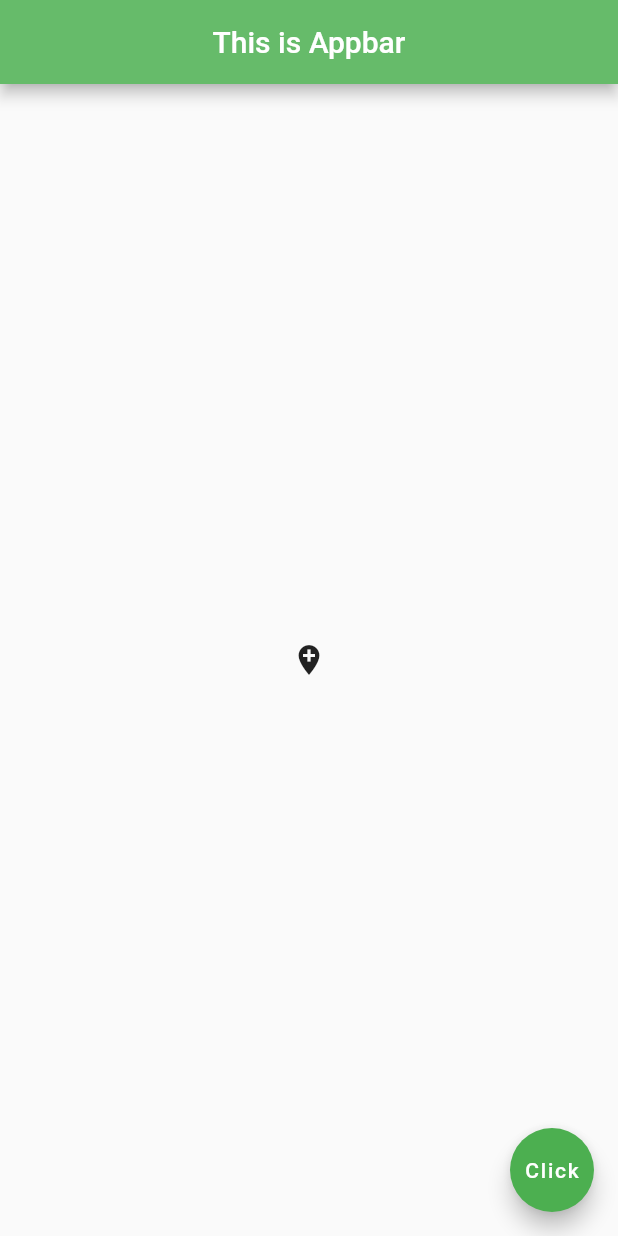
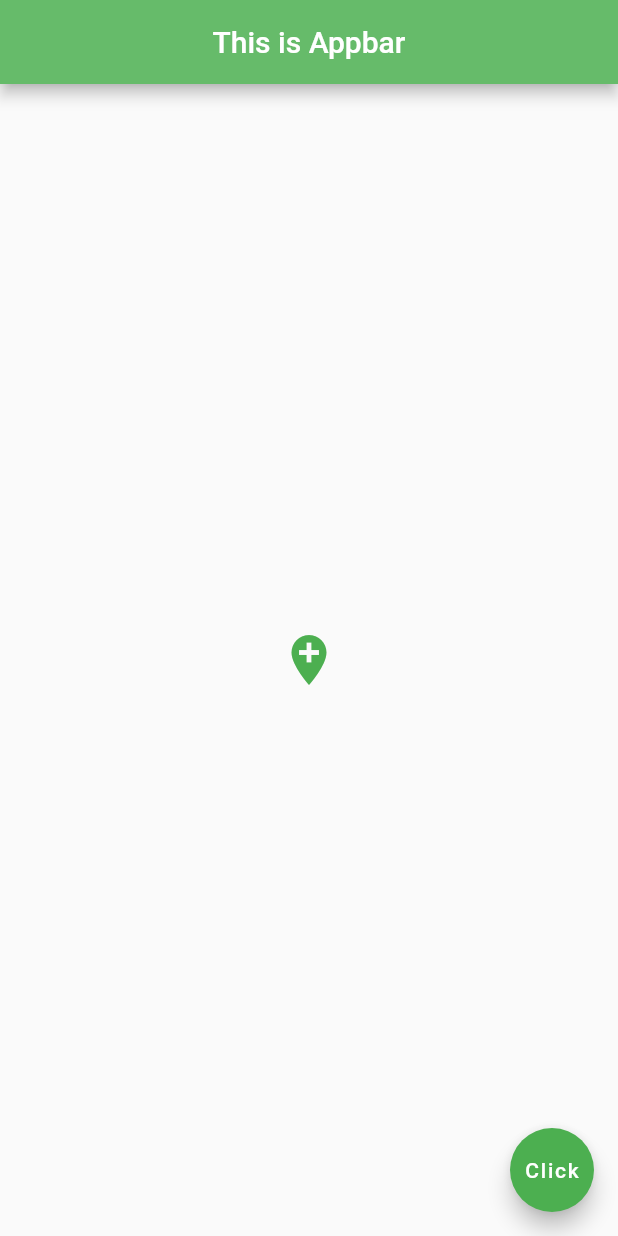
Before and after one commit to rohitksingh/FlutterStuff, a Flutter app: the screen it shows after launch, on a phone screen of 412 x 824 dp. Run offline on Flutter 3.47's test engine with Material 2 defaults, Android fonts, the phone set to English and light mode, and no system bars.

Commit message:
Customised icon widget

```diff
--- a/simple_form/lib/main.dart
+++ b/simple_form/lib/main.dart
@@ -19,7 +19,9 @@ class HomePage extends StatelessWidget {
       ),
       body: Center(
         child: Icon(
-          Icons.add_location
+          Icons.add_location,
+          color: Colors.green,
+          size: 40,
         ),
 
       ),
```
